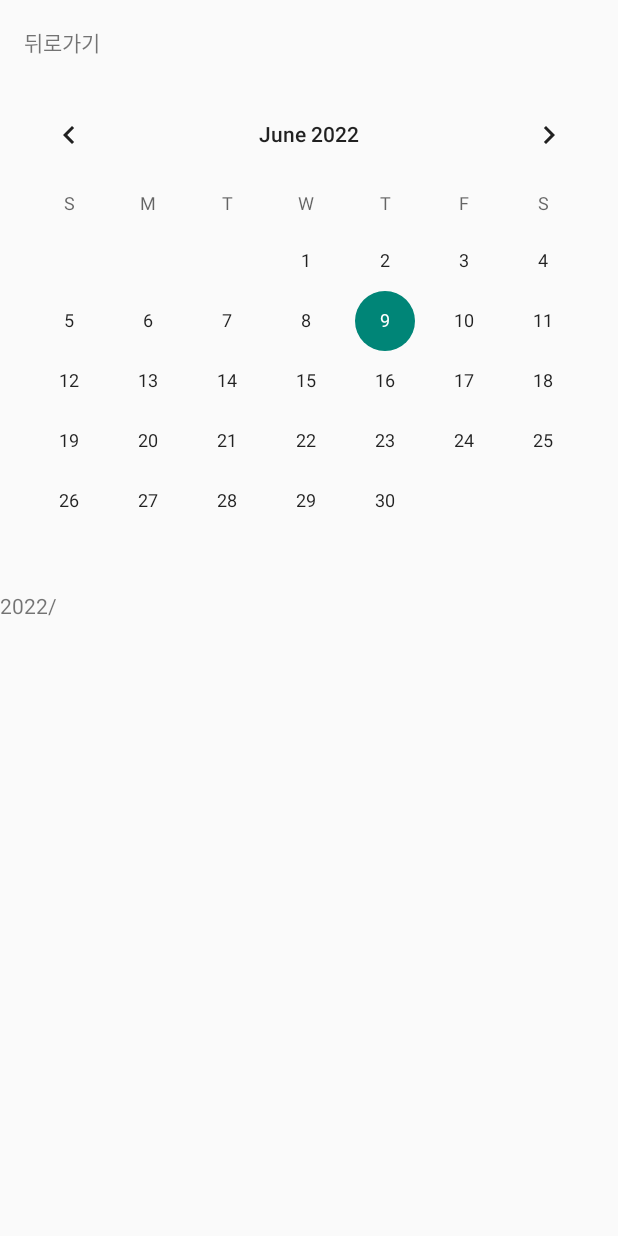
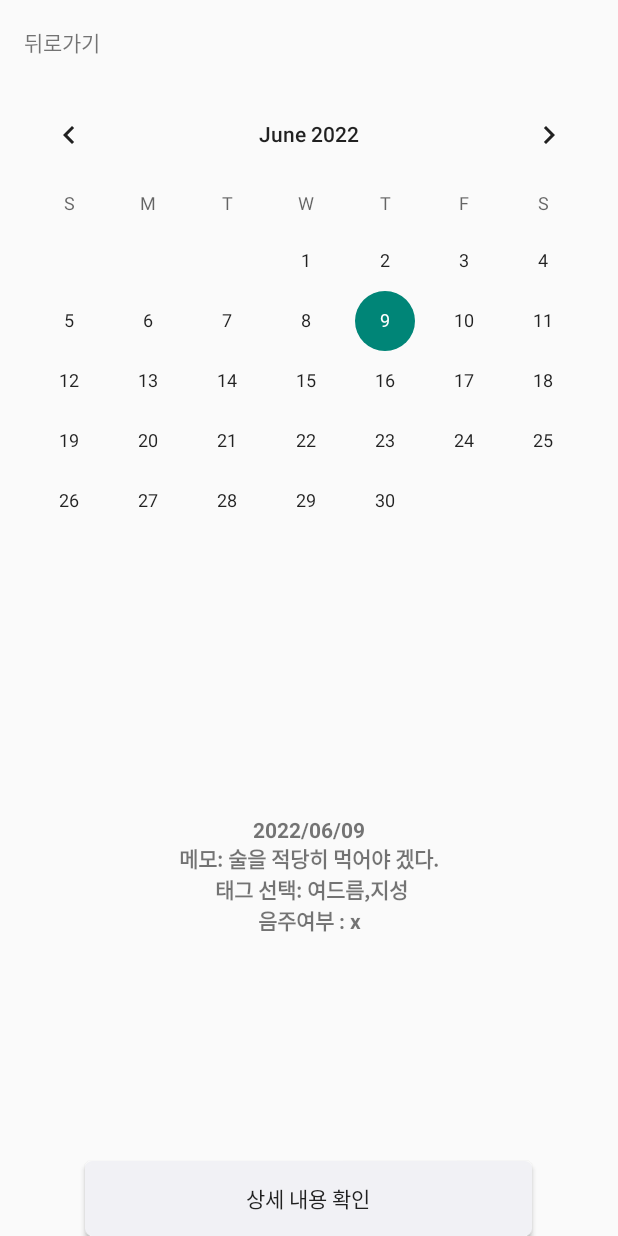
Before and after one commit to MondaysRutina/frontend, an Android app: the CalendarActivity screen opened directly, with no data from a screen before it, on a phone screen of 412 x 824 dp. Run offline under Robolectric (Android 15) with nearby library versions, the phone set to English and light mode, and no system bars.

Commit message:
final commit

```diff
--- a/app/src/main/java/com/cso/rutina/HomeFragment.java
+++ b/app/src/main/java/com/cso/rutina/HomeFragment.java
@@ -56,11 +56,7 @@ public class HomeFragment extends Fragment {
     }
 
     private String random() {
-<<<<<<< HEAD
-        String[] str = {"오늘의 날씨가 좋아요", "강아지는 멍멍", "고양이는 야옹야옹", "소는 우우", "병아리는 삐약삐약"};
-=======
-        String[] str = {"고양이는 귀엽다.", "졸업 시켜주세요 ^^", "졸업은 곧 행복길", "멍멍아 야옹해봐", "강아지는 멍멍"};
->>>>>>> 8e6de77236f9346d4f2380c34647e055eb6c9135
+        String[] str = {"유통기한이 다 되어가는 화장품이 있어요!", "[공지]서버 점검으로 인한 저장 지연", "오늘의 날씨는 화창해요!", "올영세일 오늘이 마지막 !", "먹지마세요 피부에 양보하세요"};
         Random random = new Random();
         int randomNum = random.nextInt(5);
         return str[randomNum];
--- a/app/src/main/res/layout/activity_calendar.xml
+++ b/app/src/main/res/layout/activity_calendar.xml
@@ -27,23 +27,21 @@
     <TextView
         android:id="@+id/memo_tv"
         android:layout_width="match_parent"
-        android:layout_height="match_parent"
+        android:layout_height="100dp"
         android:layout_weight="1"
-        android:text="2022/"
-        />
+        android:font="@font/noto_bold"
+        android:gravity="center"
+        android:text="2022/06/09\n 메모: 술을 적당히 먹어야 겠다. \n 태그 선택: 여드름,지성\n 음주여부 : x "
+        android:textStyle="bold" />
 
-    <TextView
-        android:id="@+id/textView2"
-        android:layout_width="0dp"
-        android:layout_height="0dp"
-        android:layout_marginStart="8dp"
-        android:layout_marginLeft="8dp"
-        android:layout_marginEnd="8dp"
-        android:layout_marginRight="8dp"
-        android:visibility="invisible"
-        app:layout_constraintBottom_toBottomOf="@+id/contextEditText"
-        app:layout_constraintEnd_toEndOf="parent"
-        app:layout_constraintStart_toStartOf="@+id/contextEditText"
-        app:layout_constraintTop_toTopOf="@+id/contextEditText" />
+    <Button
+        android:id="@+id/Btn2"
+        android:layout_width="298dp"
+        android:layout_height="50dp"
+        android:layout_gravity="center"
+        android:background="@drawable/rounded_corner_rectangle"
+        android:font="@font/noto_regular"
+        android:text="상세 내용 확인"
+        android:textAllCaps="false" />
 
 </LinearLayout>
--- a/app/src/main/res/values/themes.xml
+++ b/app/src/main/res/values/themes.xml
@@ -3,7 +3,7 @@
     <style name="Theme.Rutina" parent="Theme.AppCompat.DayNight.NoActionBar">
         <!-- Primary brand color. -->
         <item name="colorPrimary">@color/purple_500</item>
-        <item name="colorPrimaryVariant">@color/purple_700</item>
+        <item name="colorPrimaryVariant">@color/white</item>
         <item name="colorOnPrimary">@color/white</item>
         <!-- Secondary brand color. -->
         <item name="colorSecondary">@color/teal_200</item>
```
Also changed, not shown: app/src/main/res/layout/activity_monthly.xml (+20 -18 lines), app/src/main/res/layout/fragment_home.xml (+7 -4 lines), app/src/main/res/layout/intro_main.xml (+11 -8 lines).
